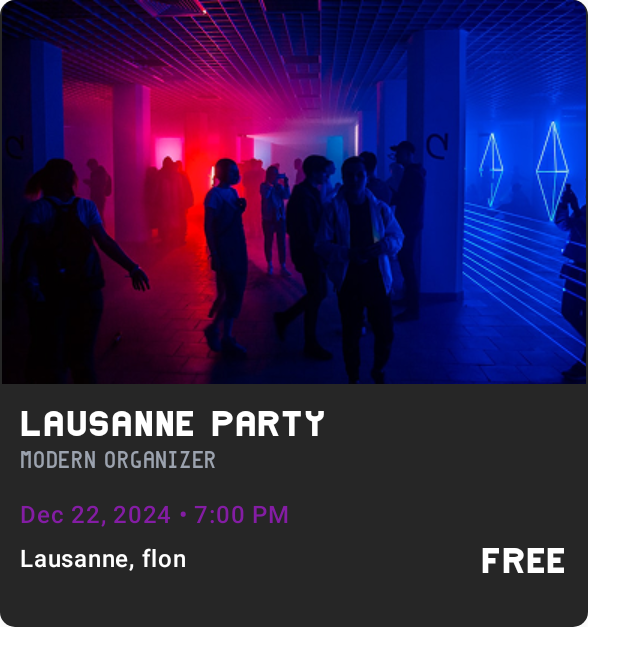
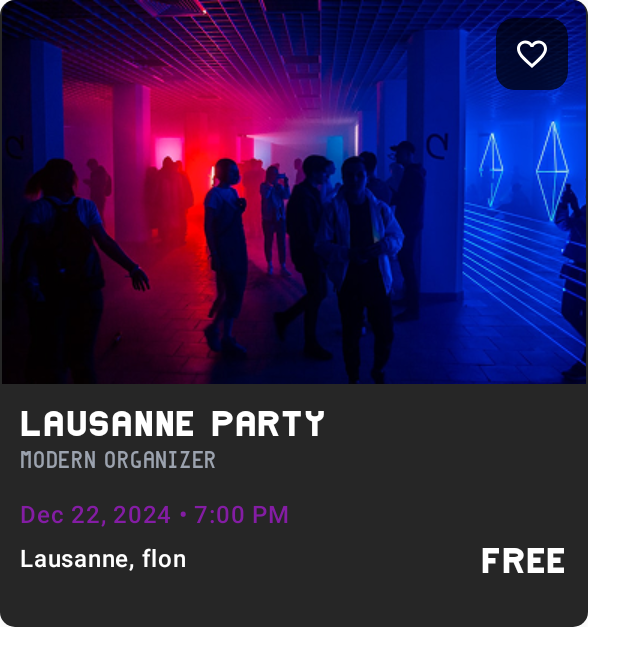
Before and after one commit to onepass-ch/onepass, an Android app built with Jetpack Compose: the @Preview function EventCardPreview, on a phone screen of 412 x 824 dp. Shown: the top 666 px of the screen. Run offline under Robolectric (Android 15) with nearby library versions, the phone set to English and light mode, and no system bars.

Commit message:
feat(ui): add like button component to event card
- Implement rounded container with 70% opacity black background

- Add smooth scale animation on like/unlike state changes

Integrate LikeButton in top-right corner of EventCard image

- Support both liked (filled pink heart) and unliked (outlined white heart) states

Closes #19

```diff
--- a/app/src/main/java/com/android/sample/ui/EventCard.kt
+++ b/app/src/main/java/com/android/sample/ui/EventCard.kt
@@ -6,6 +6,10 @@ import androidx.compose.foundation.layout.*
 import androidx.compose.foundation.shape.RoundedCornerShape
 import androidx.compose.material3.*
 import androidx.compose.runtime.Composable
+import androidx.compose.runtime.mutableStateOf
+import androidx.compose.runtime.remember
+import androidx.compose.runtime.getValue
+import androidx.compose.runtime.setValue
 import androidx.compose.ui.Alignment
 import androidx.compose.ui.Modifier
 import androidx.compose.ui.draw.clip
@@ -46,6 +50,8 @@ fun EventCard(
     modifier: Modifier = Modifier,
     onCardClick: () -> Unit = {}
 ) {
+    var isLiked by remember { mutableStateOf(false) }
+
     Column(
         modifier = modifier
             .shadow(elevation = 4.dp, spotColor = Color(0x1A000000), ambientColor = Color(0x1A000000))
@@ -71,6 +77,15 @@ fun EventCard(
                 painter = painterResource(id = R.drawable.image_fallback),
                 contentDescription = "image description",
                 contentScale = ContentScale.Crop
+            )
+
+            // Like button in top-right corner
+            LikeButton(
+                isLiked = isLiked,
+                onLikeToggle = { isLiked = it },
+                modifier = Modifier
+                    .align(Alignment.TopEnd)
+                    .padding(12.dp)
             )
         }
         Column(
--- a/app/src/main/java/com/android/sample/ui/LikeButton.kt
+++ b/app/src/main/java/com/android/sample/ui/LikeButton.kt
@@ -46,7 +46,7 @@ fun LikeButton(
             .size(48.dp)
             .clip(RoundedCornerShape(12.dp))
             .background(
-                color = Color.Black.copy(alpha = 0.8f),
+                color = Color.Black.copy(alpha = 0.7f),
                 shape = RoundedCornerShape(12.dp)
             )
             .clickable(
@@ -68,7 +68,7 @@ fun LikeButton(
     }
 }
 
-@Preview(showBackground = true, backgroundColor = 0xFFFFFFFF)
+@Preview(showBackground = true, backgroundColor = 0x262626)
 @Composable
 fun LikeButtonPreview() {
     var isLiked by remember { mutableStateOf(false) }
```
